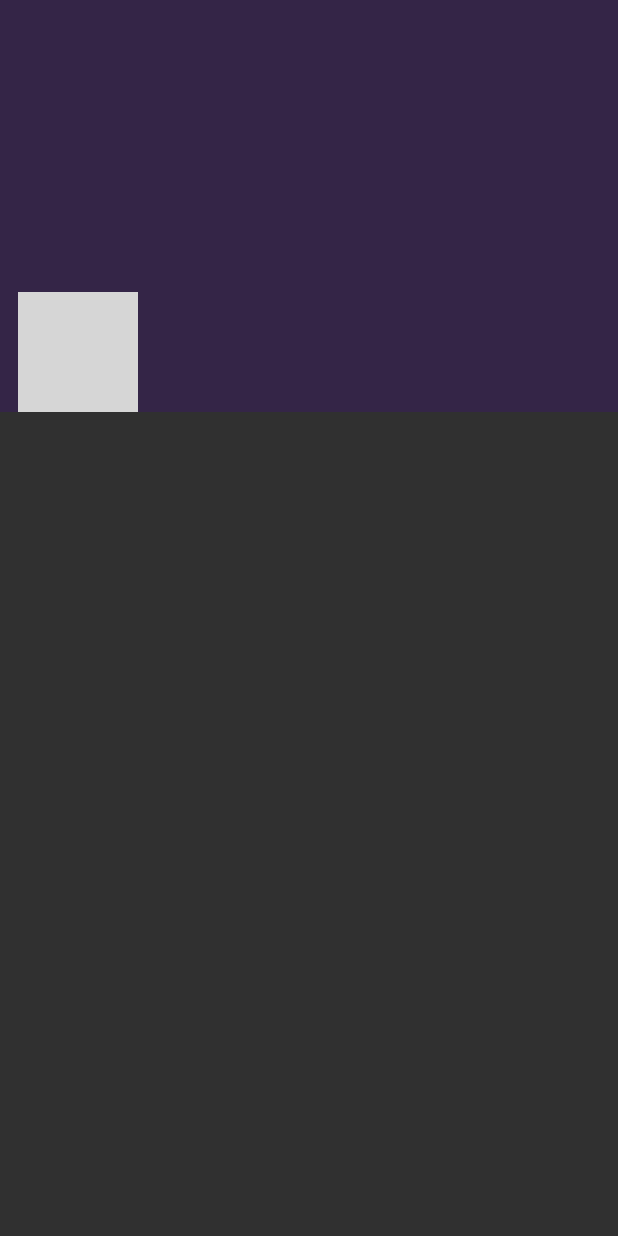
After one commit to pastelsky/bookmybook, an Android app: the layout activity_display_book_listing.xml on its own in the app's theme, with its tools: preview values and no code run, on a phone screen of 412 x 824 dp. The commit adds this screen. Run offline under Robolectric (Android 15) with nearby library versions, the phone set to English and light mode, and no system bars; grey boxes are pictures that could not be loaded.

Commit message:
Trying Pallete Functions

```diff
--- a/app/build.gradle
+++ b/app/build.gradle
@@ -46,6 +46,7 @@ dependencies {
     compile 'com.nhaarman.listviewanimations:lib-core:3.1.0@aar'
     compile 'com.nhaarman.listviewanimations:lib-manipulation:3.1.0@aar'
     compile 'com.github.shell-software:fab:1.0.5'
+    compile 'com.android.support:palette-v7:21.0.0'
 
     compile fileTree(dir: 'libs', include: 'Parse-*.jar')
     compile fileTree(dir: 'libs', include: 'nine*.jar')
--- /dev/null
+++ b/app/src/main/res/layout/activity_display_book_listing.xml
@@ -0,0 +1,39 @@
+<LinearLayout xmlns:android="http://schemas.android.com/apk/res/android"
+    xmlns:tools="http://schemas.android.com/tools"
+    android:layout_width="fill_parent"
+    android:layout_height="fill_parent"
+    android:orientation="vertical"
+    tools:context="com.example.shubhamkanodia.bookmybook.DisplayBookListing">
+
+    <FrameLayout xmlns:android="http://schemas.android.com/apk/res/android"
+        android:layout_width="fill_parent"
+        android:layout_height="0dp"
+        android:layout_weight="1">
+
+        <android.support.v7.widget.Toolbar
+            android:id="@+id/extended_toolbar"
+            android:layout_width="match_parent"
+            android:layout_height="match_parent"
+            android:background="@color/color1" />
+
+
+    </FrameLayout>
+
+    <ImageView
+        android:id="@+id/ivBookCover"
+        android:layout_width="@dimen/book_cover_width"
+        android:layout_height="wrap_content"
+        android:layout_marginLeft="@dimen/activity_horizontal_margin"
+        android:layout_marginTop="@dimen/book_vertical_shift"
+        android:adjustViewBounds="true"
+        android:src="@drawable/sample_cover8" />
+
+    <RelativeLayout
+        android:layout_width="match_parent"
+        android:layout_height="0dp"
+        android:layout_weight="2">
+
+    </RelativeLayout>
+
+
+</LinearLayout>
--- a/app/src/main/res/layout/book_item.xml
+++ b/app/src/main/res/layout/book_item.xml
@@ -4,7 +4,6 @@
     android:layout_height="wrap_content"
     android:layout_marginBottom="4dp"
     android:layout_marginTop="4dp"
-    android:clickable="true"
     android:foreground="?android:attr/selectableItemBackground">
 
     <RelativeLayout
@@ -15,7 +14,7 @@
 
         <ImageView
             android:id="@+id/bCover"
-            android:layout_width="80dp"
+            android:layout_width="@dimen/book_cover_width"
             android:layout_height="match_parent"
             android:layout_alignParentLeft="true"
             android:scaleType="fitXY"
--- a/app/src/main/res/values/dimens.xml
+++ b/app/src/main/res/values/dimens.xml
@@ -3,4 +3,6 @@
     <dimen name="activity_horizontal_margin">12dp</dimen>
     <dimen name="activity_vertical_margin">12dp</dimen>
     <dimen name="text_vertical_margin">4dp</dimen>
+    <dimen name="book_cover_width">80dp</dimen>
+    <dimen name="book_vertical_shift">-80dp</dimen>
 </resources>
--- a/app/src/main/res/values/strings.xml
+++ b/app/src/main/res/values/strings.xml
@@ -3,4 +3,5 @@
 
     <string name="hello_world">Hello world!</string>
     <string name="action_settings">Settings</string>
+    <string name="title_activity_display_book_listing">DisplayBookListing</string>
 </resources>
```
Also changed, not shown: app/src/main/AndroidManifest.xml (+24 -10 lines), app/src/main/java/com/example/shubhamkanodia/bookmybook/DisplayBookListing.java (added, +89 -0 lines), app/src/main/java/com/example/shubhamkanodia/bookmybook/MainActivity.java (+11 -0 lines), app/src/main/res/menu/menu_display_book_listing.xml (added, +10 -0 lines), 1 other file.
